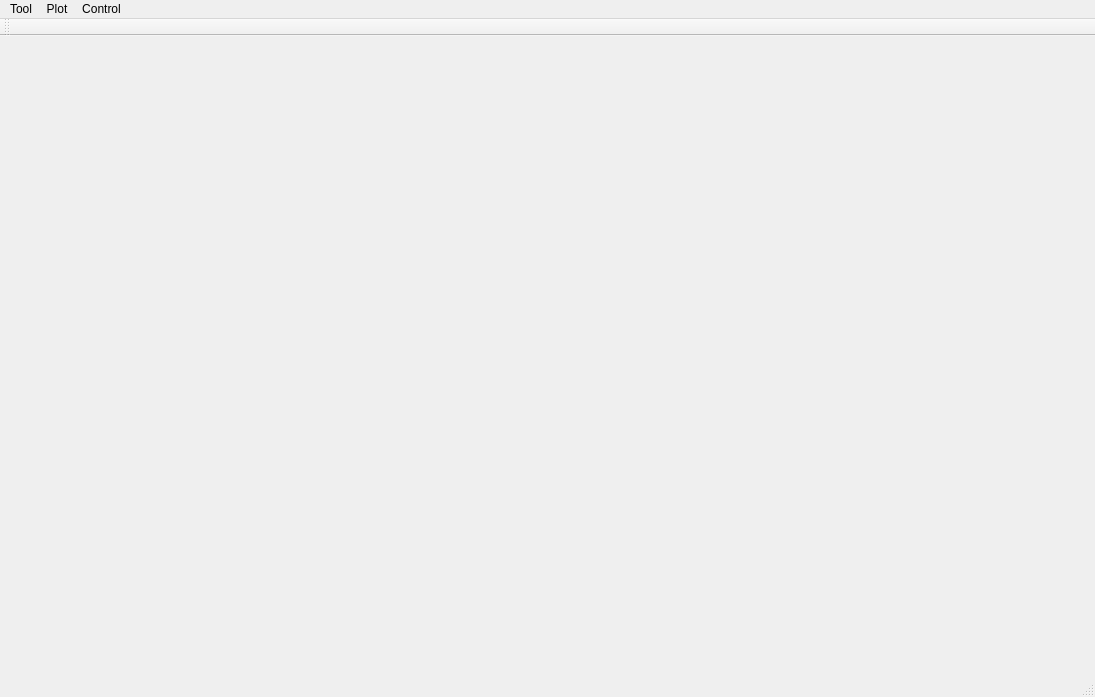
This is mainwindow.ui in lianglunfei/Robot2020-QT as Qt 5 draws it before an edit. The edited form follows.
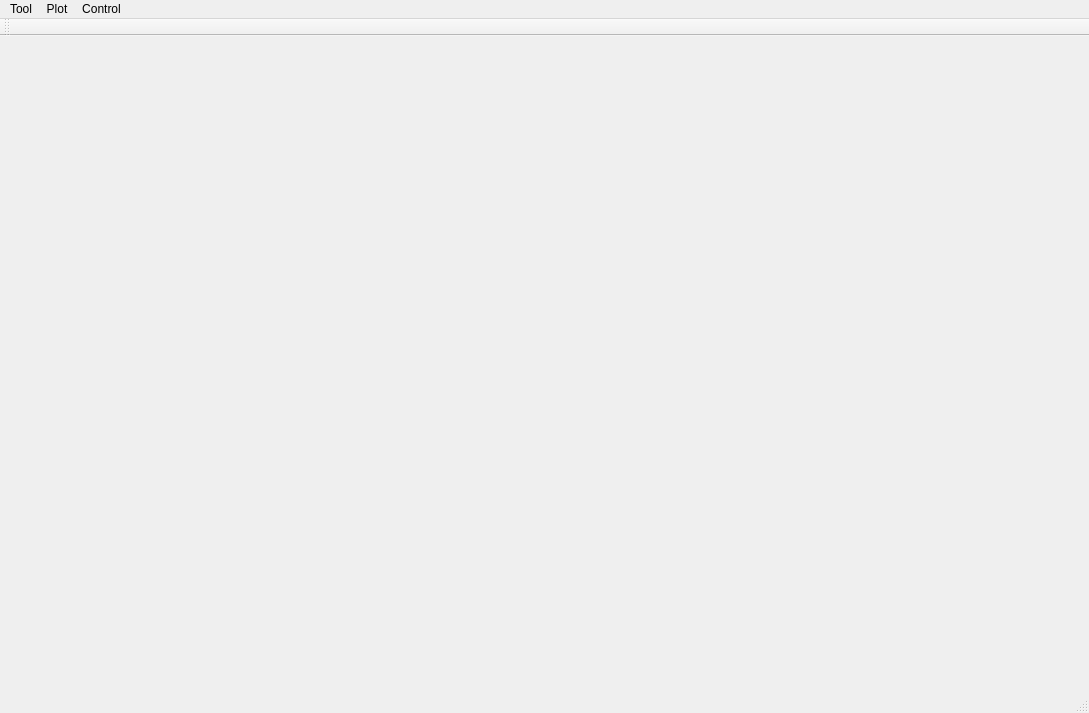
This is the edited form. Icons and pictures are not drawn.

Diff of the .ui file:
```diff
--- a/mainwindow.ui
+++ b/mainwindow.ui
@@ -6,8 +6,8 @@
    <rect>
     <x>0</x>
     <y>0</y>
-    <width>1095</width>
-    <height>697</height>
+    <width>1089</width>
+    <height>713</height>
    </rect>
   </property>
   <property name="windowTitle">
@@ -25,8 +25,8 @@
     <rect>
      <x>0</x>
      <y>0</y>
-     <width>1095</width>
-     <height>22</height>
+     <width>1089</width>
+     <height>28</height>
     </rect>
    </property>
    <widget class="QMenu" name="menuTool">
@@ -59,6 +59,7 @@
    <addaction name="menuPlot"/>
    <addaction name="menuControl"/>
   </widget>
+  <widget class="QStatusBar" name="statusBar"/>
   <widget class="QToolBar" name="mainToolBar">
    <attribute name="toolBarArea">
     <enum>TopToolBarArea</enum>
@@ -67,7 +68,6 @@
     <bool>false</bool>
    </attribute>
   </widget>
-  <widget class="QStatusBar" name="statusBar"/>
   <action name="actionConnect_CAN">
    <property name="text">
     <string>Connect CAN</string>
```
Left out of the diff: 6 changed lines with no effect on the pictures.
